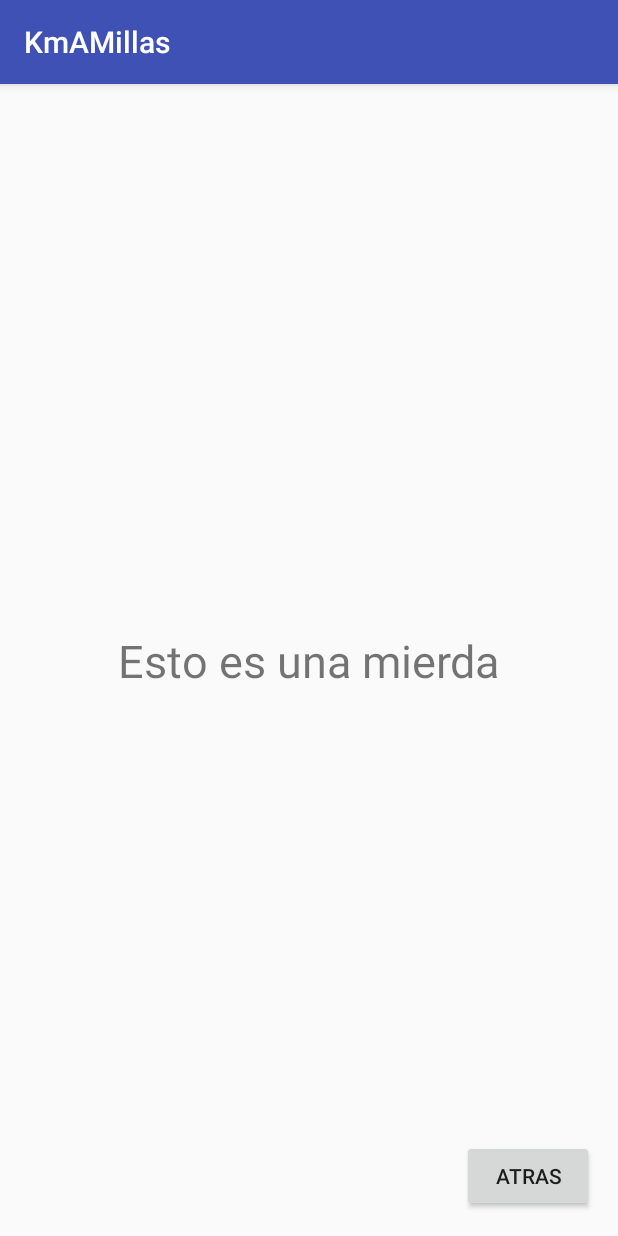
After one commit to manelmourelo/KmAMillasConAndroidStudio, an Android app: the AboutActivity screen opened directly, with no data from a screen before it, on a phone screen of 412 x 824 dp. The commit adds this screen. Run offline under Robolectric (Android 15) with nearby library versions, the phone set to English and light mode, and no system bars.

Commit message:
Añadimos AboutActivity

```diff
--- a/app/src/main/AndroidManifest.xml
+++ b/app/src/main/AndroidManifest.xml
@@ -16,6 +16,7 @@
                 <category android:name="android.intent.category.LAUNCHER" />
             </intent-filter>
         </activity>
+        <activity android:name=".AboutActivity"></activity>
     </application>
 
 </manifest>
--- /dev/null
+++ b/app/src/main/java/com/example/manelmm3/kmamillas/AboutActivity.java
@@ -0,0 +1,20 @@
+package com.example.manelmm3.kmamillas;
+
+import android.content.Intent;
+import android.support.v7.app.AppCompatActivity;
+import android.os.Bundle;
+import android.view.View;
+
+public class AboutActivity extends AppCompatActivity {
+
+    @Override
+    protected void onCreate(Bundle savedInstanceState) {
+        super.onCreate(savedInstanceState);
+        setContentView(R.layout.activity_about);
+    }
+
+    public void Atras(View view) {
+        Intent mainActivity = new Intent(this, MainActivity.class);
+        startActivity(mainActivity);
+    }
+}
--- a/app/src/main/java/com/example/manelmm3/kmamillas/MainActivity.java
+++ b/app/src/main/java/com/example/manelmm3/kmamillas/MainActivity.java
@@ -1,5 +1,6 @@
 package com.example.manelmm3.kmamillas;
 
+import android.content.Intent;
 import android.support.v7.app.AppCompatActivity;
 import android.os.Bundle;
 import android.view.View;
@@ -41,4 +42,9 @@ public class MainActivity extends AppCompatActivity {
             editKm.setText(skm);
         }
     }
+
+    public void About(View view) {
+        Intent about = new Intent(this, AboutActivity.class);
+        startActivity(about);
+    }
 }
--- /dev/null
+++ b/app/src/main/res/layout/activity_about.xml
@@ -0,0 +1,37 @@
+<?xml version="1.0" encoding="utf-8"?>
+<android.support.constraint.ConstraintLayout xmlns:android="http://schemas.android.com/apk/res/android"
+    xmlns:app="http://schemas.android.com/apk/res-auto"
+    xmlns:tools="http://schemas.android.com/tools"
+    android:layout_width="match_parent"
+    android:layout_height="match_parent"
+    tools:context=".AboutActivity">
+
+    <TextView
+        android:id="@+id/textView"
+        android:layout_width="wrap_content"
+        android:layout_height="wrap_content"
+        android:layout_marginBottom="8dp"
+        android:layout_marginEnd="8dp"
+        android:layout_marginLeft="8dp"
+        android:layout_marginRight="8dp"
+        android:layout_marginStart="8dp"
+        android:layout_marginTop="8dp"
+        android:text="Esto es una mierda"
+        android:textSize="30sp"
+        app:layout_constraintBottom_toBottomOf="parent"
+        app:layout_constraintEnd_toEndOf="parent"
+        app:layout_constraintStart_toStartOf="parent"
+        app:layout_constraintTop_toTopOf="parent" />
+
+    <Button
+        android:id="@+id/button"
+        android:layout_width="wrap_content"
+        android:layout_height="wrap_content"
+        android:layout_marginBottom="16dp"
+        android:layout_marginEnd="16dp"
+        android:layout_marginRight="16dp"
+        android:text="Atras"
+        android:onClick="Atras"
+        app:layout_constraintBottom_toBottomOf="parent"
+        app:layout_constraintEnd_toEndOf="parent" />
+</android.support.constraint.ConstraintLayout>
```
Also changed, not shown: app/src/main/res/layout/activity_main.xml (+12 -0 lines).
